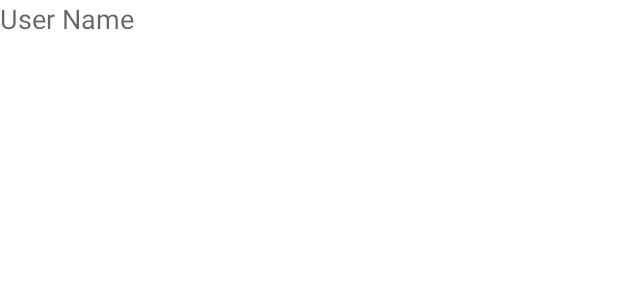
After one commit to TeannaP18/VirtualVaccinationCard, an Android app: the layout item_vaccination_record.xml on its own in the app's theme, with its tools: preview values and no code run, on a phone screen of 412 x 824 dp. The commit adds this screen. Shown: the top 300 px of the screen. Run offline under Robolectric (Android 15) with nearby library versions, the phone set to English and light mode, and no system bars.

Commit message:
additions to user home page and added initial parts of admin pages

```diff
--- a/app/src/main/java/cosc490/morgan/virtualvaccinationcard/AdminHomeActivity.java
+++ b/app/src/main/java/cosc490/morgan/virtualvaccinationcard/AdminHomeActivity.java
@@ -1,4 +1,6 @@
 package cosc490.morgan.virtualvaccinationcard;
 
-public class AdminHomeActivity {
+import androidx.appcompat.app.AppCompatActivity;
+
+public class AdminHomeActivity extends AppCompatActivity {
 }
--- /dev/null
+++ b/app/src/main/res/layout/item_vaccination_record.xml
@@ -0,0 +1,18 @@
+<?xml version="1.0" encoding="utf-8"?>
+<LinearLayout
+    xmlns:android="http://schemas.android.com/apk/res/android"
+    android:layout_width="match_parent"
+    android:layout_height="match_parent">
+
+
+    <TextView
+        android:id="@+id/UserName"
+        android:layout_width="wrap_content"
+        android:layout_height="wrap_content"
+        android:textSize="18dp"
+        android:hint="User Name" />
+
+
+
+
+</LinearLayout>
```
Also changed, not shown: app/src/main/java/cosc490/morgan/virtualvaccinationcard/MainActivity.java (+7 -3 lines), app/src/main/java/cosc490/morgan/virtualvaccinationcard/UserHomeActivity.java (+23 -0 lines), app/src/main/res/layout/activity_admin_home.xml (added, +31 -0 lines), app/src/main/res/layout/activity_user_home.xml (+4 -3 lines).
